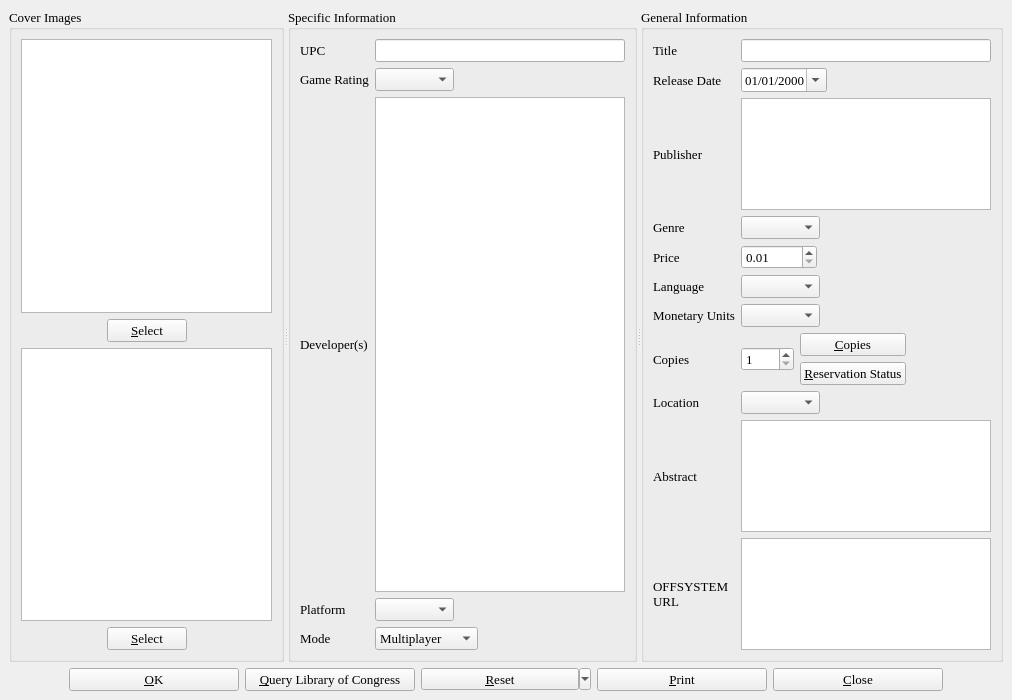
textbrowser/biblioteq, file videogameinfo.ui: the form before one commit.
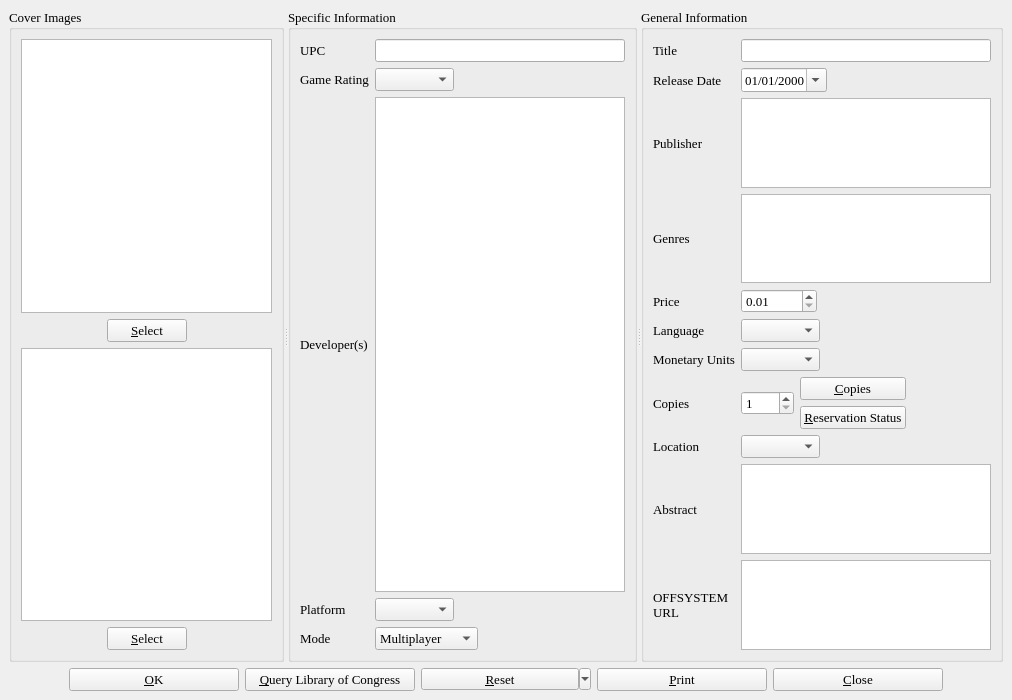
The form after the commit. Icons and pictures are not drawn. Custom widgets are drawn as their Qt base class.

Commit message: Implemented multiple categories (genres).

```diff
--- a/videogameinfo.ui
+++ b/videogameinfo.ui
@@ -500,42 +500,10 @@
            </font>
           </property>
           <property name="text" >
-           <string>Genre</string>
+           <string>Genres</string>
           </property>
          </widget>
         </item>
-        <item row="3" column="1" >
-         <layout class="QHBoxLayout" >
-          <item>
-           <widget class="QComboBox" name="genre" >
-            <property name="font" >
-             <font>
-              <family>Times</family>
-              <pointsize>10</pointsize>
-              <weight>50</weight>
-              <italic>false</italic>
-              <bold>false</bold>
-              <underline>false</underline>
-              <strikeout>false</strikeout>
-             </font>
-            </property>
-           </widget>
-          </item>
-          <item>
-           <spacer>
-            <property name="orientation" >
-             <enum>Qt::Horizontal</enum>
-            </property>
-            <property name="sizeHint" >
-             <size>
-              <width>40</width>
-              <height>20</height>
-             </size>
-            </property>
-           </spacer>
-          </item>
-         </layout>
-        </item>
         <item row="4" column="0" >
          <widget class="QLabel" name="label_16" >
           <property name="font" >
@@ -868,6 +836,19 @@
           </property>
          </widget>
         </item>
+        <item row="3" column="1" >
+         <widget class="hyperlinked_text_edit" name="genre" >
+          <property name="readOnly" >
+           <bool>false</bool>
+          </property>
+          <property name="textInteractionFlags" >
+           <set>Qt::LinksAccessibleByKeyboard|Qt::LinksAccessibleByMouse|Qt::NoTextInteraction|Qt::TextBrowserInteraction|Qt::TextEditable|Qt::TextEditorInteraction|Qt::TextSelectableByKeyboard|Qt::TextSelectableByMouse</set>
+          </property>
+          <property name="openLinks" >
+           <bool>false</bool>
+          </property>
+         </widget>
+        </item>
        </layout>
       </widget>
      </widget>
```
The commit also changes 22 other files.
